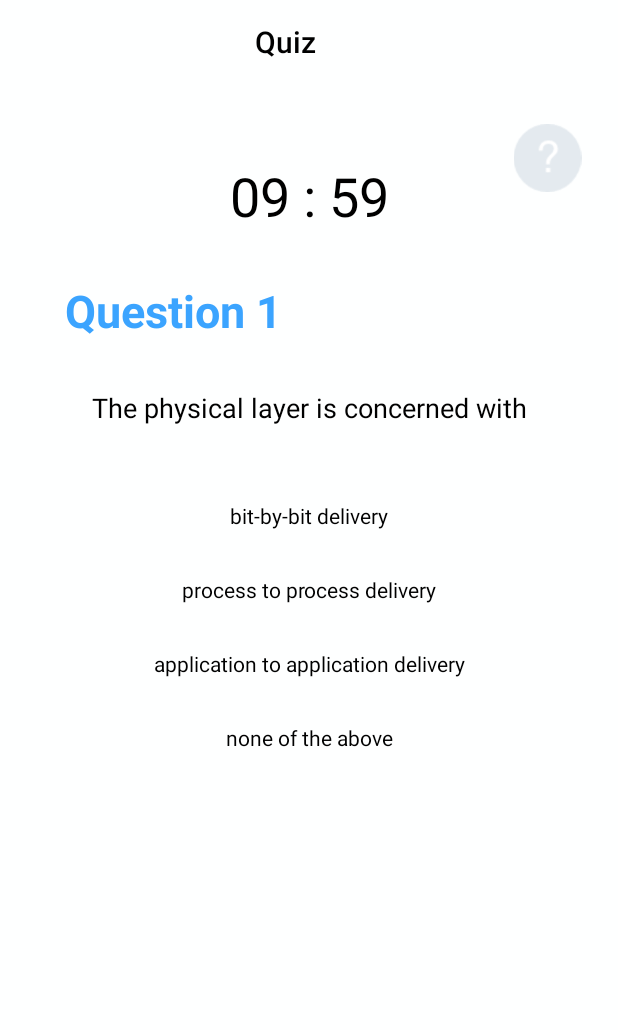
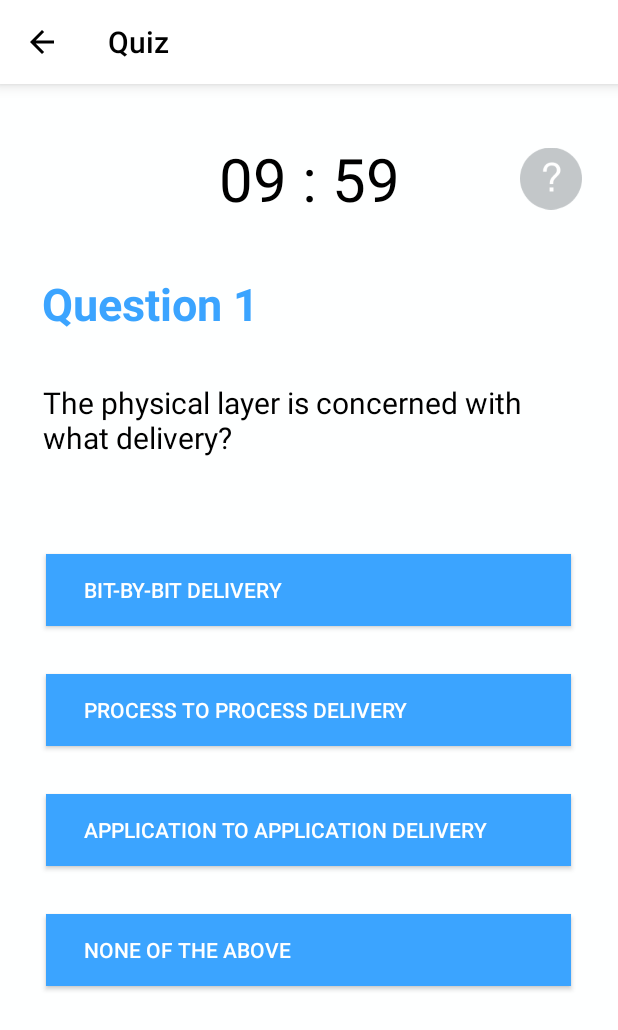
Before and after one commit to faithwlin/ESIOSI, an Android app: the QuizActivity screen opened directly, with no data from a screen before it, on a phone screen of 412 x 824 dp. Shown: the top 1030 px of the screen. Run offline under Robolectric (Android 15) with nearby library versions, the phone set to English and light mode, and no system bars.

Commit message:
quiz answers

```diff
--- a/app/src/main/java/com/example/esiosi/QuizActivity.java
+++ b/app/src/main/java/com/example/esiosi/QuizActivity.java
@@ -6,6 +6,7 @@ import android.os.CountDownTimer;
 import android.support.v7.app.AlertDialog;
 import android.support.v7.app.AppCompatActivity;
 import android.os.Bundle;
+import android.support.v7.widget.Toolbar;
 import android.view.View;
 import android.widget.Button;
 import android.widget.ImageView;
@@ -21,10 +22,10 @@ public class QuizActivity extends AppCompatActivity {
     private int questionNumber = 0;
     private TextView QuestionNo;
     private TextView Question;
-    private TextView Answer1;
-    private TextView Answer2;
-    private TextView Answer3;
-    private TextView Answer4;
+    private Button Answer1;
+    private Button Answer2;
+    private Button Answer3;
+    private Button Answer4;
     private String correctAnswer;
     private int attempts = 0;
     public int mScore = 0;
@@ -132,7 +133,6 @@ public class QuizActivity extends AppCompatActivity {
             }
         });
 
-
     }
 
     private void updateQuestion() {
@@ -150,7 +150,7 @@ public class QuizActivity extends AppCompatActivity {
             @Override
             public void onClick(View view) {
 //                String s = quizQuestions.getHint(questionNumber - 1);
-                showFlashcardDialog(QuizActivity.this, "Hint", quizQuestions.getHint(questionNumber - 1), true);
+                showFlashcardDialog(QuizActivity.this, quizQuestions.getHint(questionNumber - 1), true);
 
             }
         });
@@ -172,12 +172,9 @@ public class QuizActivity extends AppCompatActivity {
 
     private void updateScore(int point) {
     }
-    public void showFlashcardDialog(Context context, String title, String message, Boolean status) {
+    public void showFlashcardDialog(Context context, String message, Boolean status) {
         AlertDialog.Builder flashcardDialog = new AlertDialog.Builder(this, R.style.AppCompatAlertDialogStyle);
 
-
-        //Setting Dialog Title
-        flashcardDialog.setTitle(title);
 
         flashcardDialog.setCancelable(true);
 
--- a/app/src/main/java/com/example/esiosi/QuizHome.java
+++ b/app/src/main/java/com/example/esiosi/QuizHome.java
@@ -9,8 +9,6 @@ import android.view.View;
 import android.widget.ImageView;
 
 public class QuizHome extends Navigation {
-
-
 
     @Override
     protected void onCreate(Bundle savedInstanceState) {
--- a/app/src/main/java/com/example/esiosi/QuizQuestions.java
+++ b/app/src/main/java/com/example/esiosi/QuizQuestions.java
@@ -16,14 +16,14 @@ public class QuizQuestions {
     };
     private String mQuestions[] = {
             // Easy? Should we do 2 types of difficulties
-            "The physical layer is concerned with",
-            "The physical layer provides",
+            "The physical layer is concerned with what delivery?",
+            "The physical layer provides ______.",
             "Which of the following is not a function of the network layer?",
-            "ICMP is primarily used for",
-            "The transport layer aggregates data from different applications into a single stream before passing it to",
+            "ICMP is primarily used for ______.",
+            "The transport layer aggregates data from different applications into a single stream before passing it to ______.",
             "Which of the following is a transport layer protocol used in internet?",
-            "User datagram protocol is connectionless because",
-            "Transmission control protocol",
+            "User datagram protocol is connectionless because ______.",
+            "Transmission control protocol ______.",
             "To deliver a message to the application program running on a host, a ______ address is consulted",
             "Electronic mail uses this application layer protocol",
             // Hard?
@@ -38,12 +38,11 @@ public class QuizQuestions {
             "Q9/10: Question 9 Question 9 Question 9 Question 9 Question 9 Question 9",
             "10/10: Question 10 Question 10 Question 10 Question 10 Question 10 Question 10",
 
-
     };
 
     private String mHints[] = {
-            "Hint 1",
-            "Hint 2",
+            "Read through Physical Layers lesson again.",
+            "This answer is obvious.",
             "Hint 3",
             "Hint 4",
             "Hint 5",
--- /dev/null
+++ b/app/src/main/res/drawable/round_button.xml
@@ -0,0 +1,12 @@
+<?xml version="1.0" encoding="utf-8"?>
+<shape
+    xmlns:android="http://schemas.android.com/apk/res/android"
+    android:shape="rectangle"
+    android:padding="10dp">
+    <solid
+        android:colour="@color/primaryBlue">
+    </solid>
+    <corners
+        android:radius="25dp">
+    </corners>
+</shape>
--- a/app/src/main/res/layout/activity_quiz_start.xml
+++ b/app/src/main/res/layout/activity_quiz_start.xml
@@ -16,15 +16,15 @@
     <android.support.v7.widget.Toolbar
         android:id="@+id/toolbar"
         android:layout_width="match_parent"
-        android:layout_height="wrap_content"
-        android:background="#feffff"
+        android:layout_height="?attr/actionBarSize"
+        android:background="@color/white"
+        android:elevation="6dp"
+        android:theme="@style/toolbarback"
         app:layout_constraintEnd_toEndOf="parent"
         app:layout_constraintStart_toStartOf="parent"
         app:layout_constraintTop_toTopOf="parent"
-        app:theme="@style/ThemeOverlay.AppCompat.Dark.ActionBar"
-        app:title="Quiz"
-        app:titleMarginStart="170dp"
-        app:titleTextColor="#000000">
+        app:navigationIcon="?attr/homeAsUpIndicator"
+        app:title="Quiz">
 
     </android.support.v7.widget.Toolbar>
 
@@ -34,12 +34,12 @@
         android:layout_height="wrap_content"
         android:layout_marginStart="163dp"
         android:layout_marginLeft="163dp"
-        android:layout_marginTop="50dp"
+        android:layout_marginTop="36dp"
         android:layout_marginEnd="163dp"
         android:layout_marginRight="163dp"
         android:text="9:50"
         android:textColor="#000000"
-        android:textSize="36sp"
+        android:textSize="40dp"
         app:layout_constraintEnd_toEndOf="parent"
         app:layout_constraintStart_toStartOf="parent"
         app:layout_constraintTop_toBottomOf="@+id/toolbar" />
@@ -48,105 +48,96 @@
         android:id="@+id/QuestionNo"
         android:layout_width="wrap_content"
         android:layout_height="wrap_content"
-        android:layout_marginTop="32dp"
-        android:layout_marginEnd="217dp"
-        android:paddingLeft="15dp"
-        android:paddingRight="20dp"
+        android:layout_marginStart="28dp"
+        android:layout_marginLeft="28dp"
+        android:layout_marginTop="36dp"
         android:text="Question 1"
-        android:textColor="#3BA4FF"
+        android:textColor="@color/primaryBlue"
         android:textSize="30sp"
         android:textStyle="bold"
-        app:layout_constraintEnd_toEndOf="parent"
-        app:layout_constraintStart_toStartOf="@+id/Question"
+        app:layout_constraintStart_toStartOf="parent"
         app:layout_constraintTop_toBottomOf="@+id/timer" />
 
     <TextView
         android:id="@+id/Question"
-        android:layout_width="wrap_content"
+        android:layout_width="355dp"
         android:layout_height="wrap_content"
+        android:layout_marginStart="8dp"
+        android:layout_marginLeft="8dp"
         android:layout_marginTop="32dp"
-        android:paddingLeft="20dp"
-        android:paddingRight="20dp"
+        android:layout_marginEnd="8dp"
+        android:layout_marginRight="8dp"
         android:text="Which of the following is the correct order of the OSI layers?"
-        android:textColor="#000000"
-        android:textSize="18sp"
+        android:textColor="@color/black"
+        android:textSize="20sp"
         app:layout_constraintEnd_toEndOf="parent"
         app:layout_constraintStart_toStartOf="parent"
         app:layout_constraintTop_toBottomOf="@+id/QuestionNo" />
 
-    <TextView
+    <Button
+        android:id="@+id/Answer1"
+        android:layout_width="350dp"
+        android:layout_height="wrap_content"
+        android:layout_marginTop="64dp"
+        android:background="@color/primaryBlue"
+        android:gravity="center|left"
+        android:paddingLeft="25dp"
+        android:text="Answer 1"
+        app:layout_constraintEnd_toEndOf="parent"
+        app:layout_constraintHorizontal_bias="0.491"
+        app:layout_constraintStart_toStartOf="parent"
+        app:layout_constraintTop_toBottomOf="@+id/Question" />
+
+    <Button
         android:id="@+id/Answer4"
-        android:layout_width="wrap_content"
+        android:layout_width="350dp"
         android:layout_height="wrap_content"
-        android:layout_marginEnd="163dp"
-        android:layout_marginLeft="163dp"
-        android:layout_marginRight="163dp"
-        android:layout_marginStart="163dp"
-        android:layout_marginTop="30dp"
-        android:text="TextView"
-        android:textColor="#000000"
+        android:layout_marginTop="32dp"
+        android:background="@color/primaryBlue"
+        android:gravity="center|left"
+        android:paddingLeft="25dp"
+        android:text="Answer 4"
         app:layout_constraintEnd_toEndOf="parent"
+        app:layout_constraintHorizontal_bias="0.491"
         app:layout_constraintStart_toStartOf="parent"
         app:layout_constraintTop_toBottomOf="@+id/Answer3" />
 
-    <TextView
+    <Button
         android:id="@+id/Answer3"
-        android:layout_width="wrap_content"
+        android:layout_width="350dp"
         android:layout_height="wrap_content"
-        android:layout_marginEnd="163dp"
-        android:layout_marginLeft="163dp"
-        android:layout_marginRight="163dp"
-        android:layout_marginStart="163dp"
-        android:layout_marginTop="30dp"
-        android:text="TextView"
-        android:textColor="#000000"
+        android:layout_marginTop="32dp"
+        android:background="@color/primaryBlue"
+        android:gravity="center|left"
+        android:paddingLeft="25dp"
+        android:text="Answer 3"
         app:layout_constraintEnd_toEndOf="parent"
+        app:layout_constraintHorizontal_bias="0.491"
         app:layout_constraintStart_toStartOf="parent"
         app:layout_constraintTop_toBottomOf="@+id/Answer2" />
 
-    <TextView
+    <Button
         android:id="@+id/Answer2"
-        android:layout_width="wrap_content"
+        android:layout_width="350dp"
         android:layout_height="wrap_content"
-        android:layout_marginEnd="163dp"
-        android:layout_marginLeft="163dp"
-        android:layout_marginRight="163dp"
-        android:layout_marginStart="163dp"
-        android:layout_marginTop="30dp"
-        android:text="TextView"
-        android:textColor="#000000"
+        android:layout_marginTop="32dp"
+        android:background="@color/primaryBlue"
+        android:gravity="center|left"
+        android:paddingLeft="25dp"
+        android:text="Answer 2"
         app:layout_constraintEnd_toEndOf="parent"
+        app:layout_constraintHorizontal_bias="0.491"
         app:layout_constraintStart_toStartOf="parent"
         app:layout_constraintTop_toBottomOf="@+id/Answer1" />
 
-    <TextView
-        android:id="@+id/Answer1"
-        android:layout_width="wrap_content"
-        android:layout_height="wrap_content"
-        android:layout_marginEnd="163dp"
-        android:layout_marginLeft="163dp"
-        android:layout_marginRight="163dp"
-        android:layout_marginStart="163dp"
-        android:layout_marginTop="50dp"
-        android:text="TextView"
-        android:textColor="#000000"
-        app:layout_constraintEnd_toEndOf="parent"
-        app:layout_constraintStart_toStartOf="parent"
-        app:layout_constraintTop_toBottomOf="@+id/Question" />
-
     <ImageView
         android:id="@+id/button"
-        android:layout_width="46dp"
-        android:layout_height="45dp"
-        android:layout_marginStart="90dp"
-        android:layout_marginLeft="90dp"
-        android:layout_marginTop="8dp"
-        android:layout_marginEnd="32dp"
-        android:layout_marginRight="32dp"
-        android:layout_marginBottom="8dp"
-        app:layout_constraintBottom_toBottomOf="@+id/timer"
+        android:layout_width="41dp"
+        android:layout_height="42dp"
+        android:layout_marginTop="42dp"
+        android:layout_marginEnd="24dp"
+        android:layout_marginRight="24dp"
         app:layout_constraintEnd_toEndOf="parent"
-        app:layout_constraintStart_toEndOf="@+id/timer"
         app:layout_constraintTop_toBottomOf="@+id/toolbar"
         app:srcCompat="@drawable/hinticon2x" />
 
```
Also changed, not shown: app/src/main/res/drawable/hinticon2x.png.
